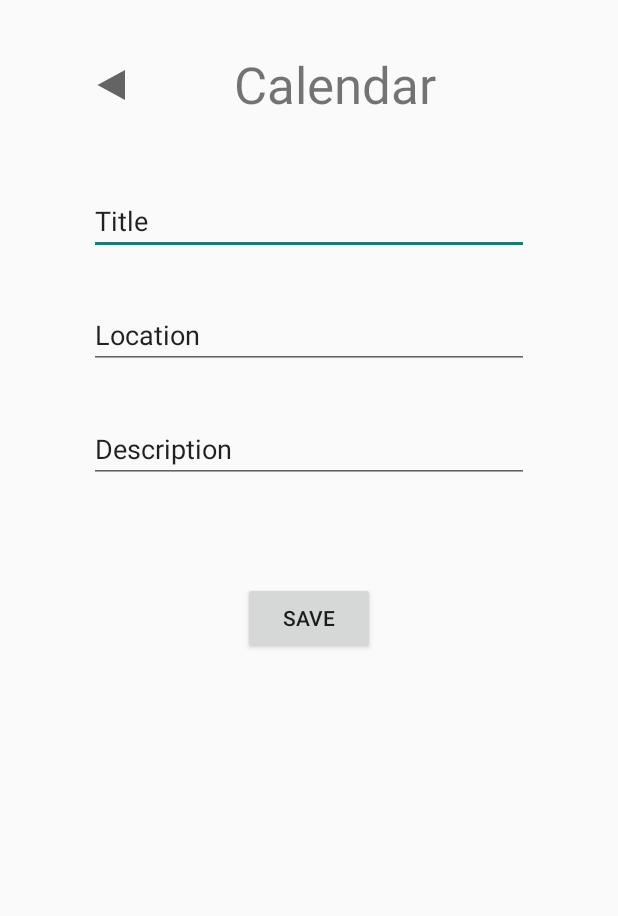
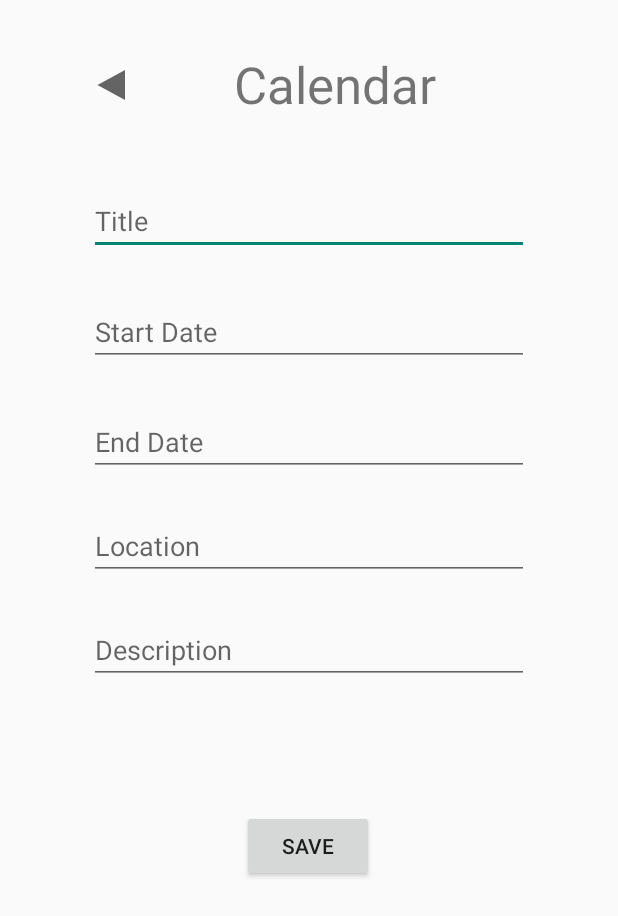
Before and after one commit to AndresTY/ingSoft, an Android app: the Calendar screen opened directly, with no data from a screen before it, on a phone screen of 412 x 824 dp. Shown: the top 916 px of the screen. Run offline under Robolectric (Android 15) with nearby library versions, the phone set to English and light mode, and no system bars.

Commit message:
Update 7-10-2021

```diff
--- a/Quietness-Ducux/app/src/main/java/com/deltasystem/quietness/Calendar.java
+++ b/Quietness-Ducux/app/src/main/java/com/deltasystem/quietness/Calendar.java
@@ -12,7 +12,7 @@ import android.widget.Toast;
 
 public class Calendar extends AppCompatActivity {
 
-    private EditText title,location,desc;
+    private EditText title,location,desc,startDate,endDate;
     private Button saveEvent;
     private Bundle ble = null;
 
@@ -26,19 +26,23 @@ public class Calendar extends AppCompatActivity {
             @Override
             public void onClick(View view) {
                 if(!title.getText().toString().isEmpty() && !location.getText().toString().isEmpty()
-                        && !desc.getText().toString().isEmpty()){
+                        && !desc.getText().toString().isEmpty() && !startDate.getText().toString().isEmpty() && !endDate.getText().toString().isEmpty()){
                     Intent intent = new Intent(Intent.ACTION_INSERT);
                     intent.setData(CalendarContract.Events.CONTENT_URI);
                     intent.putExtra(CalendarContract.Events.TITLE,title.getText().toString());
                     intent.putExtra(CalendarContract.Events.EVENT_LOCATION,location.getText().toString());
                     intent.putExtra(CalendarContract.Events.DESCRIPTION,desc.getText().toString());
-                    intent.putExtra(CalendarContract.Events.ALL_DAY,"true");
+                    intent.putExtra(CalendarContract.Events.DTSTART,startDate.getText().toString());
+                    intent.putExtra(CalendarContract.Events.DTEND,endDate.getText().toString());
+                    //intent.putExtra(CalendarContract.Events.ALL_DAY,"true");
                     intent.putExtra(Intent.EXTRA_EMAIL,ble.getString("user").toString());
+                    startActivity(intent);
+                    /*
                     if (intent.resolveActivity(getPackageManager())!= null){
                         startActivity(intent);
                     }else{
                         Toast.makeText(Calendar.this,"There is no app that can support this action", Toast.LENGTH_SHORT).show();
-                    }
+                    }*/
                 }else{
                     Toast.makeText(Calendar.this, "Please fill all the fields", Toast.LENGTH_SHORT).show();
                 }
@@ -50,6 +54,8 @@ public class Calendar extends AppCompatActivity {
         title = findViewById(R.id.TitleTxt);
         location = findViewById(R.id.LocationTxt);
         desc = findViewById(R.id.descriptionTxt);
+        startDate = findViewById(R.id.StartDateTxt);
+        endDate = findViewById(R.id.EndDateTxt);
         saveEvent = findViewById(R.id.save_Btn);
     }
 
--- a/Quietness-Ducux/app/src/main/java/com/deltasystem/quietness/SignUp.java
+++ b/Quietness-Ducux/app/src/main/java/com/deltasystem/quietness/SignUp.java
@@ -81,7 +81,7 @@ public class SignUp extends AppCompatActivity {
             Register register = new Register();
             genre = genero.charAt(0);
             String nombreCompleto = name+" "+lastName;
-            register.registerUserManual(nombreCompleto,user,email,password,123456," ");
+            register.registerUserManual(nombreCompleto,user,email,password,genre," ");
             onSignupSuccess();
             onClickRegister(v);
         }
--- a/Quietness-Ducux/app/src/main/java/com/deltasystem/quietness/login/Validador.java
+++ b/Quietness-Ducux/app/src/main/java/com/deltasystem/quietness/login/Validador.java
@@ -1,5 +1,7 @@
 package com.deltasystem.quietness.login;
 import android.os.StrictMode;
+
+import com.deltasystem.quietness.Encrypt.HashPasswd;
 
 import java.sql.Connection;
 import java.sql.DriverManager;
@@ -8,10 +10,12 @@ import java.sql.SQLException;
 import java.sql.Statement;
 
 public class Validador {
+	private HashPasswd hp = new HashPasswd();
 	private String jdbcUrl = "jdbc:mysql://sql3.freesqldatabase.com:3306/sql3442286";	//URGENTE: generalize connection SQL
 
 	public boolean validar(String email, String passwd) {
-		String sql = String.format("SELECT * FROM `clients` WHERE (username=\"%s\" AND passwd=\"%s\") OR (email=\"%s\" AND passwd=\"%s\")",email,passwd,email,passwd); //SQL statement
+		String password = hp.hashed(passwd,"SHA-256").toString();
+		String sql = String.format("SELECT * FROM `clients` WHERE (email=\"%s\" AND passwd=\"%s\")",email,password); //SQL statement
 		ResultSet result;
 		Connection connection = null;
 		try {
--- a/Quietness-Ducux/app/src/main/java/com/deltasystem/quietness/sql/SQLRequest.java
+++ b/Quietness-Ducux/app/src/main/java/com/deltasystem/quietness/sql/SQLRequest.java
@@ -160,8 +160,8 @@ public class SQLRequest {
 				info[0] = result.getString("username");
 				info[1] = result.getString("name");
 				info[2] = result.getString("email");
-				info[3] = Integer.toString(result.getInt("phone"));
-				info[4] = result.getString("encuesta");
+				info[3] = String.valueOf(result.getString("gender"));
+				info[4] = result.getString("quiz");
 			}
 			return info;
 
--- a/Quietness-Ducux/app/src/main/java/com/deltasystem/quietness/update/sendInfo.java
+++ b/Quietness-Ducux/app/src/main/java/com/deltasystem/quietness/update/sendInfo.java
@@ -1,6 +1,7 @@
 package com.deltasystem.quietness.update;
 import android.os.StrictMode;
 
+import com.deltasystem.quietness.Encrypt.HashPasswd;
 import com.deltasystem.quietness.sql.SQLRequest;
 
 import java.sql.Connection;
@@ -46,7 +47,8 @@ public class sendInfo {
 	}
 
 	public void addQuiz(String email, String passwd, String quiz){
-		String sql = String.format("UPDATE clients SET encuesta=\"%s\" WHERE (email=\"%s\" AND passwd=\"%s\");",quiz,email,passwd);
+		HashPasswd hp = new HashPasswd();
+		String sql = String.format("UPDATE clients SET quiz=\"%s\" WHERE (email=\"%s\" AND passwd=\"%s\");",quiz,email,hp.hashed(passwd,"SHA-256"));
 		int result;
 		Connection connection = null;
 		try {
--- a/Quietness-Ducux/app/src/main/res/layout/activity_calendar.xml
+++ b/Quietness-Ducux/app/src/main/res/layout/activity_calendar.xml
@@ -26,7 +26,7 @@
         android:layout_height="40dp"
         android:ems="10"
         android:inputType="textPersonName"
-        android:text="Title"
+        android:hint="Title"
         app:layout_constraintBottom_toBottomOf="parent"
         app:layout_constraintEnd_toEndOf="parent"
         app:layout_constraintStart_toStartOf="parent"
@@ -39,12 +39,38 @@
         android:layout_height="40dp"
         android:ems="10"
         android:inputType="textPersonName"
-        android:text="Location"
+        android:hint="Location"
         app:layout_constraintBottom_toBottomOf="parent"
         app:layout_constraintEnd_toEndOf="parent"
         app:layout_constraintStart_toStartOf="parent"
         app:layout_constraintTop_toTopOf="parent"
-        app:layout_constraintVertical_bias="0.263" />
+        app:layout_constraintVertical_bias="0.442" />
+
+    <EditText
+        android:id="@+id/StartDateTxt"
+        android:layout_width="293dp"
+        android:layout_height="40dp"
+        android:ems="10"
+        android:inputType="textPersonName"
+        android:hint="Start Date"
+        app:layout_constraintBottom_toBottomOf="parent"
+        app:layout_constraintEnd_toEndOf="parent"
+        app:layout_constraintStart_toStartOf="parent"
+        app:layout_constraintTop_toTopOf="parent"
+        app:layout_constraintVertical_bias="0.26" />
+
+    <EditText
+        android:id="@+id/EndDateTxt"
+        android:layout_width="293dp"
+        android:layout_height="40dp"
+        android:ems="10"
+        android:inputType="textPersonName"
+        android:hint="End Date"
+        app:layout_constraintBottom_toBottomOf="parent"
+        app:layout_constraintEnd_toEndOf="parent"
+        app:layout_constraintStart_toStartOf="parent"
+        app:layout_constraintTop_toTopOf="parent"
+        app:layout_constraintVertical_bias="0.354" />
 
     <EditText
         android:id="@+id/descriptionTxt"
@@ -52,12 +78,12 @@
         android:layout_height="40dp"
         android:ems="10"
         android:inputType="textPersonName"
-        android:text="Description"
+        android:hint="Description"
         app:layout_constraintBottom_toBottomOf="parent"
         app:layout_constraintEnd_toEndOf="parent"
         app:layout_constraintStart_toStartOf="parent"
         app:layout_constraintTop_toTopOf="parent"
-        app:layout_constraintVertical_bias="0.36" />
+        app:layout_constraintVertical_bias="0.531" />
 
     <Button
         android:id="@+id/save_Btn"
@@ -66,8 +92,10 @@
         android:text="@string/save"
         app:layout_constraintBottom_toBottomOf="parent"
         app:layout_constraintEnd_toEndOf="parent"
+        app:layout_constraintHorizontal_bias="0.498"
         app:layout_constraintStart_toStartOf="parent"
-        app:layout_constraintTop_toTopOf="parent" />
+        app:layout_constraintTop_toTopOf="parent"
+        app:layout_constraintVertical_bias="0.696" />
 
     <Button
         android:id="@+id/bck"
--- a/Quietness-Ducux/app/src/main/res/layout/activity_encuesta.xml
+++ b/Quietness-Ducux/app/src/main/res/layout/activity_encuesta.xml
@@ -188,7 +188,7 @@
                     android:id="@+id/Q44"
                     android:layout_width="match_parent"
                     android:layout_height="wrap_content"
-                    android:text="@string/Q43" />
+                    android:text="@string/Q44" />
 
             </RadioGroup>
 
```
Also changed, not shown: Quietness-Ducux/app/src/main/java/com/deltasystem/quietness/Encrypt/HashPasswd.java (added, +29 -0 lines), Quietness-Ducux/app/src/main/java/com/deltasystem/quietness/Profile.java (+5 -2 lines), Quietness-Ducux/app/src/main/java/com/deltasystem/quietness/apis/ManualRegisterAPI.java (+4 -4 lines), Quietness-Ducux/app/src/main/java/com/deltasystem/quietness/register/Register.java (+5 -2 lines), Quietness-Ducux/app/src/main/res/layout/activity_profile.xml (+1 -12 lines).
